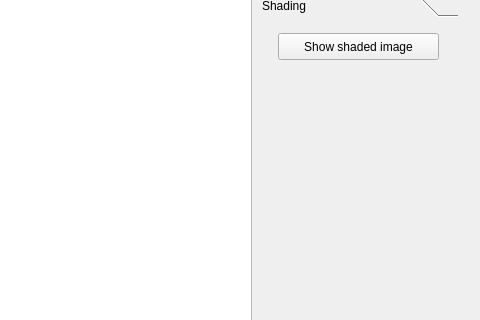
ftasse/ShadingCurves, file mainwindow.ui: the form before one commit; both pictures show x 362 to 842 and y 91 to 411 of the 842 by 646 pixel window.
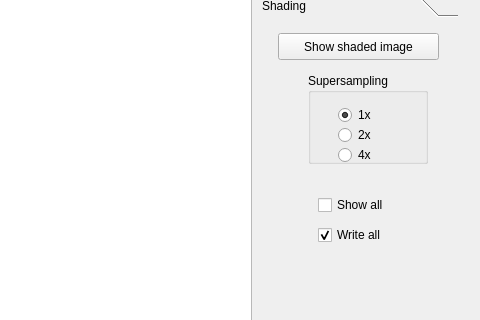
The form after the commit. The open tabs and pages were chosen to show the change. Custom widgets are drawn as their Qt base class.

Commit message: Shading GUI options

Diff of the .ui file:
```diff
--- a/mainwindow.ui
+++ b/mainwindow.ui
@@ -336,6 +336,93 @@
             <string>Show shaded image</string>
            </property>
           </widget>
+          <widget class="QGroupBox" name="groupBox">
+           <property name="geometry">
+            <rect>
+             <x>50</x>
+             <y>50</y>
+             <width>120</width>
+             <height>91</height>
+            </rect>
+           </property>
+           <property name="title">
+            <string>Supersampling</string>
+           </property>
+           <widget class="QRadioButton" name="super1">
+            <property name="geometry">
+             <rect>
+              <x>30</x>
+              <y>30</y>
+              <width>51</width>
+              <height>24</height>
+             </rect>
+            </property>
+            <property name="text">
+             <string>1x</string>
+            </property>
+            <property name="checked">
+             <bool>true</bool>
+            </property>
+           </widget>
+           <widget class="QRadioButton" name="super2">
+            <property name="geometry">
+             <rect>
+              <x>30</x>
+              <y>50</y>
+              <width>51</width>
+              <height>24</height>
+             </rect>
+            </property>
+            <property name="text">
+             <string>2x</string>
+            </property>
+           </widget>
+           <widget class="QRadioButton" name="super4">
+            <property name="geometry">
+             <rect>
+              <x>30</x>
+              <y>70</y>
+              <width>51</width>
+              <height>24</height>
+             </rect>
+            </property>
+            <property name="text">
+             <string>4x</string>
+            </property>
+           </widget>
+          </widget>
+          <widget class="QCheckBox" name="imgShowAll">
+           <property name="geometry">
+            <rect>
+             <x>60</x>
+             <y>170</y>
+             <width>100</width>
+             <height>24</height>
+            </rect>
+           </property>
+           <property name="text">
+            <string>Show all</string>
+           </property>
+           <property name="checked">
+            <bool>false</bool>
+           </property>
+          </widget>
+          <widget class="QCheckBox" name="imgWriteAll">
+           <property name="geometry">
+            <rect>
+             <x>60</x>
+             <y>200</y>
+             <width>100</width>
+             <height>24</height>
+            </rect>
+           </property>
+           <property name="text">
+            <string>Write all</string>
+           </property>
+           <property name="checked">
+            <bool>true</bool>
+           </property>
+          </widget>
          </widget>
          <widget class="QWidget" name="drawing_toolbox">
           <property name="geometry">
```
Left out of the diff: 2 changed lines with no effect on the pictures. The commit also changes 5 other files.
